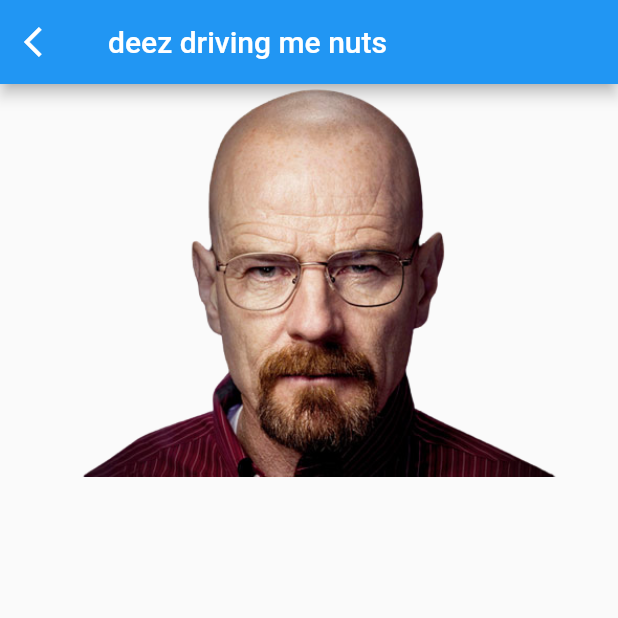
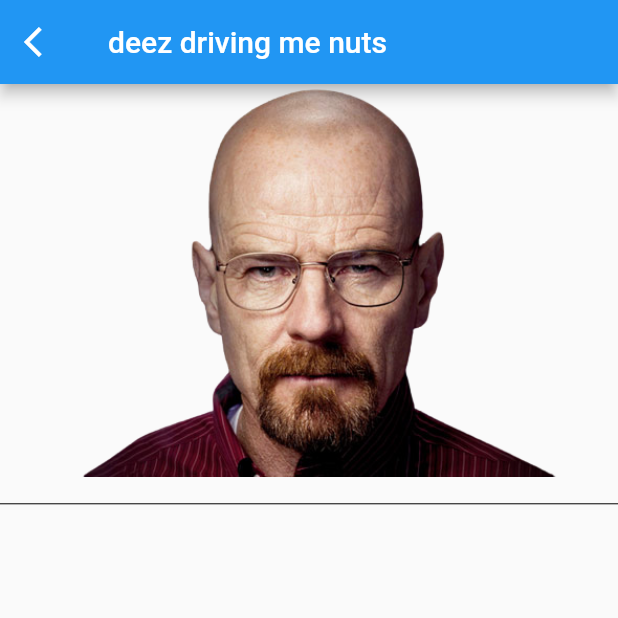
Before and after one commit to NyllRE/flutter_mastering, a Flutter app: the LearnFlutterPage screen opened directly, on a phone screen of 412 x 824 dp, the top half of it. Run offline on Flutter 3.47's test engine with Material 2 defaults, Android fonts, the phone set to English and light mode, and no system bars.

Commit message:
Images, Boxes, Dividers

```diff
--- a/lib/learn_flutter_page.dart
+++ b/lib/learn_flutter_page.dart
@@ -23,6 +23,13 @@ class _LearnFlutterPageState extends State<LearnFlutterPage> {
       body: Column(
         children: [
           Image.asset('images/heisenburger.png'),
+
+          const SizedBox(
+            height: 10,
+          ),
+          const Divider(
+            color: Colors.black,
+          )
         ],
       ),
     );
```
